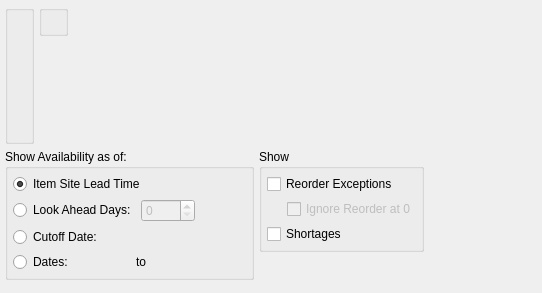
The window that guiclient/displays/dspInventoryAvailabilityByParameterList.ui (Pegasus-RPG/xtuple-client) describes before a commit, drawn with Qt 5.
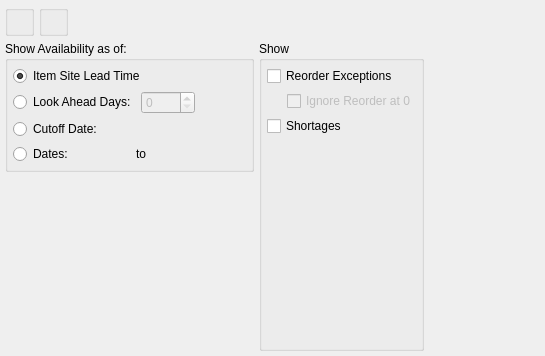
The same window after the commit. Custom widgets are drawn as their Qt base class.

Patch:
```diff
--- a/guiclient/displays/dspInventoryAvailabilityByParameterList.ui
+++ b/guiclient/displays/dspInventoryAvailabilityByParameterList.ui
@@ -13,8 +13,8 @@
    <rect>
     <x>0</x>
     <y>0</y>
-    <width>542</width>
-    <height>293</height>
+    <width>545</width>
+    <height>356</height>
    </rect>
   </property>
   <property name="windowTitle">
@@ -45,22 +45,6 @@
          </property>
         </widget>
        </item>
-       <item>
-        <spacer name="verticalSpacer">
-         <property name="orientation">
-          <enum>Qt::Vertical</enum>
-         </property>
-         <property name="sizeType">
-          <enum>QSizePolicy::MinimumExpanding</enum>
-         </property>
-         <property name="sizeHint" stdset="0">
-          <size>
-           <width>20</width>
-           <height>0</height>
-          </size>
-         </property>
-        </spacer>
-       </item>
       </layout>
      </item>
      <item>
@@ -289,9 +273,6 @@
             </property>
            </widget>
           </item>
-         </layout>
-        </widget>
-       </item>
        <item>
         <spacer>
          <property name="orientation">
@@ -304,6 +285,9 @@
           </size>
          </property>
         </spacer>
+          </item>
+         </layout>
+        </widget>
        </item>
       </layout>
      </item>
```
Left out of the diff: 1 changed line with no effect on the pictures. Lines whose indentation alone changed are shown as unchanged.
